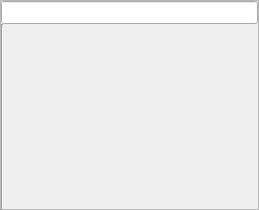
Qt form oom/widgets/trackheaderbase.ui (ccherrett/oom) before a commit.
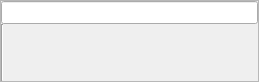
The same form after that commit.

The edit to the form file:
```diff
--- a/oom/widgets/trackheaderbase.ui
+++ b/oom/widgets/trackheaderbase.ui
@@ -7,7 +7,7 @@
     <x>0</x>
     <y>0</y>
     <width>259</width>
-    <height>210</height>
+    <height>82</height>
    </rect>
   </property>
   <property name="sizePolicy">
```
Left out of the diff: 20 changed lines with no effect on the pictures. Lines whose indentation alone changed are shown as unchanged.
